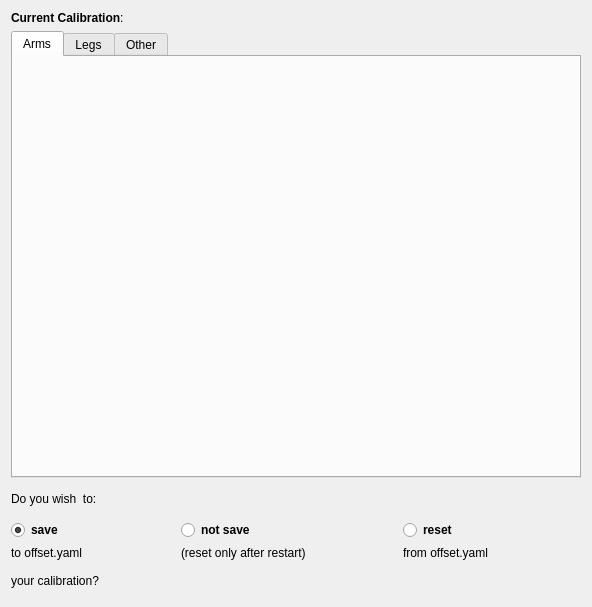
Qt form thor_mang_calibration/resource/ui/summary_page.ui (thor-mang/thor_mang_ui) before a commit.
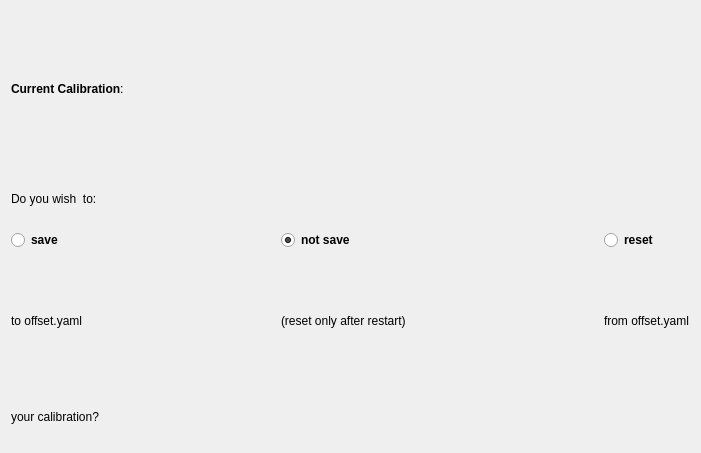
The same form after that commit.

Commit message: highlighting of changes in summary and bug fixes

The edit to the form file:
```diff
--- a/thor_mang_calibration/resource/ui/summary_page.ui
+++ b/thor_mang_calibration/resource/ui/summary_page.ui
@@ -9,8 +9,8 @@
    <rect>
     <x>0</x>
     <y>0</y>
-    <width>592</width>
-    <height>607</height>
+    <width>701</width>
+    <height>453</height>
    </rect>
   </property>
   <property name="sizePolicy">
@@ -24,108 +24,34 @@
   </property>
   <layout class="QGridLayout" name="gridLayout">
    <item row="1" column="0" colspan="2">
-    <layout class="QGridLayout" name="gridLayout_7">
-     <item row="4" column="0">
-      <widget class="QLabel" name="label_3">
-       <property name="minimumSize">
-        <size>
-         <width>0</width>
-         <height>30</height>
-        </size>
-       </property>
-       <property name="maximumSize">
-        <size>
-         <width>16777215</width>
-         <height>50</height>
-        </size>
-       </property>
-       <property name="text">
-        <string>your calibration?</string>
-       </property>
-      </widget>
-     </item>
-     <item row="1" column="0">
-      <widget class="QTabWidget" name="overview_tab">
-       <property name="sizePolicy">
-        <sizepolicy hsizetype="MinimumExpanding" vsizetype="MinimumExpanding">
-         <horstretch>0</horstretch>
-         <verstretch>0</verstretch>
-        </sizepolicy>
-       </property>
-       <property name="minimumSize">
-        <size>
-         <width>1</width>
-         <height>1</height>
-        </size>
-       </property>
-       <property name="currentIndex">
-        <number>0</number>
-       </property>
-       <widget class="QWidget" name="arm_tab">
-        <property name="sizePolicy">
-         <sizepolicy hsizetype="Expanding" vsizetype="Expanding">
-          <horstretch>0</horstretch>
-          <verstretch>0</verstretch>
-         </sizepolicy>
-        </property>
-        <attribute name="title">
-         <string>Arms</string>
-        </attribute>
-        <layout class="QGridLayout" name="gridLayout_2"/>
-       </widget>
-       <widget class="QWidget" name="leg_tab">
-        <property name="sizePolicy">
-         <sizepolicy hsizetype="Expanding" vsizetype="Expanding">
-          <horstretch>0</horstretch>
-          <verstretch>0</verstretch>
-         </sizepolicy>
-        </property>
-        <attribute name="title">
-         <string>Legs</string>
-        </attribute>
-        <layout class="QGridLayout" name="gridLayout_3"/>
-       </widget>
-       <widget class="QWidget" name="other_tab">
-        <property name="sizePolicy">
-         <sizepolicy hsizetype="Expanding" vsizetype="Expanding">
-          <horstretch>0</horstretch>
-          <verstretch>0</verstretch>
-         </sizepolicy>
-        </property>
-        <attribute name="title">
-         <string>Other</string>
-        </attribute>
-        <layout class="QGridLayout" name="gridLayout_4"/>
-       </widget>
-      </widget>
-     </item>
-     <item row="2" column="0">
-      <widget class="QLabel" name="label_2">
-       <property name="minimumSize">
-        <size>
-         <width>0</width>
-         <height>30</height>
-        </size>
-       </property>
-       <property name="maximumSize">
-        <size>
-         <width>16777215</width>
-         <height>50</height>
-        </size>
-       </property>
-       <property name="text">
-        <string>Do you wish  to:</string>
-       </property>
-      </widget>
-     </item>
-     <item row="0" column="0">
+    <layout class="QVBoxLayout" name="verticalLayout">
+     <item>
       <widget class="QLabel" name="label_7">
        <property name="text">
         <string>&lt;b&gt;Current Calibration&lt;/b&gt;:</string>
        </property>
       </widget>
      </item>
-     <item row="3" column="0">
+     <item>
+      <widget class="QLabel" name="label_2">
+       <property name="minimumSize">
+        <size>
+         <width>0</width>
+         <height>30</height>
+        </size>
+       </property>
+       <property name="maximumSize">
+        <size>
+         <width>16777215</width>
+         <height>50</height>
+        </size>
+       </property>
+       <property name="text">
+        <string>Do you wish  to:</string>
+       </property>
+      </widget>
+     </item>
+     <item>
       <layout class="QGridLayout" name="gridLayout_5">
        <item row="0" column="5">
         <widget class="QRadioButton" name="reset_button">
@@ -164,23 +90,10 @@
           <string>save</string>
          </property>
          <property name="checked">
-          <bool>true</bool>
+          <bool>false</bool>
          </property>
         </widget>
        </item>
-       <item row="0" column="7">
-        <spacer name="horizontalSpacer_2">
-         <property name="orientation">
-          <enum>Qt::Horizontal</enum>
-         </property>
-         <property name="sizeHint" stdset="0">
-          <size>
-           <width>40</width>
-           <height>20</height>
-          </size>
-         </property>
-        </spacer>
-       </item>
        <item row="0" column="3">
         <widget class="QRadioButton" name="nosave_button">
          <property name="sizePolicy">
@@ -199,7 +112,7 @@
           <string>not save</string>
          </property>
          <property name="checked">
-          <bool>false</bool>
+          <bool>true</bool>
          </property>
         </widget>
        </item>
@@ -255,6 +168,25 @@
        </item>
       </layout>
      </item>
+     <item>
+      <widget class="QLabel" name="label_3">
+       <property name="minimumSize">
+        <size>
+         <width>0</width>
+         <height>30</height>
+        </size>
+       </property>
+       <property name="maximumSize">
+        <size>
+         <width>16777215</width>
+         <height>50</height>
+        </size>
+       </property>
+       <property name="text">
+        <string>your calibration?</string>
+       </property>
+      </widget>
+     </item>
     </layout>
    </item>
   </layout>
```
The commit also changes 21 other files.
